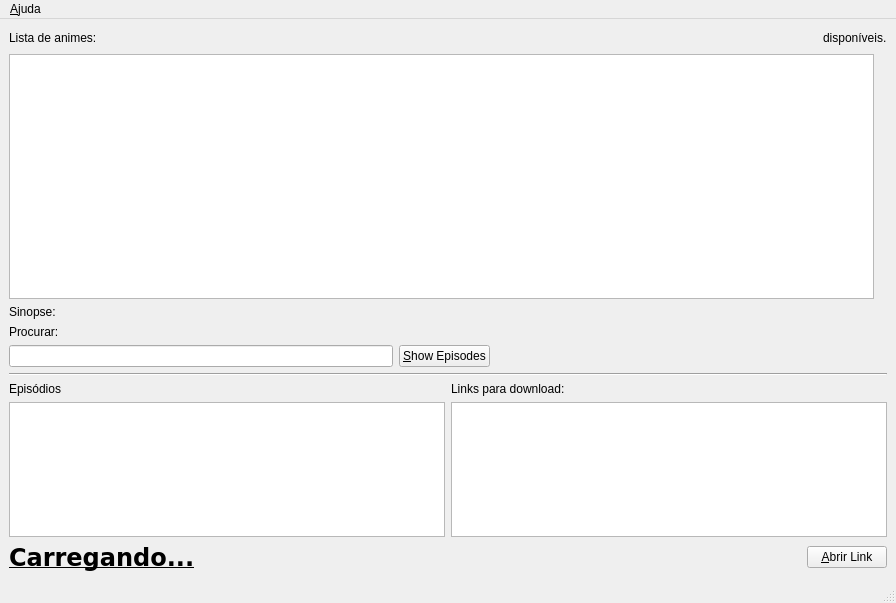
Above: series-manager/views/main.ui from ROAND/Series-Manager before the change. Below: the same form after it.
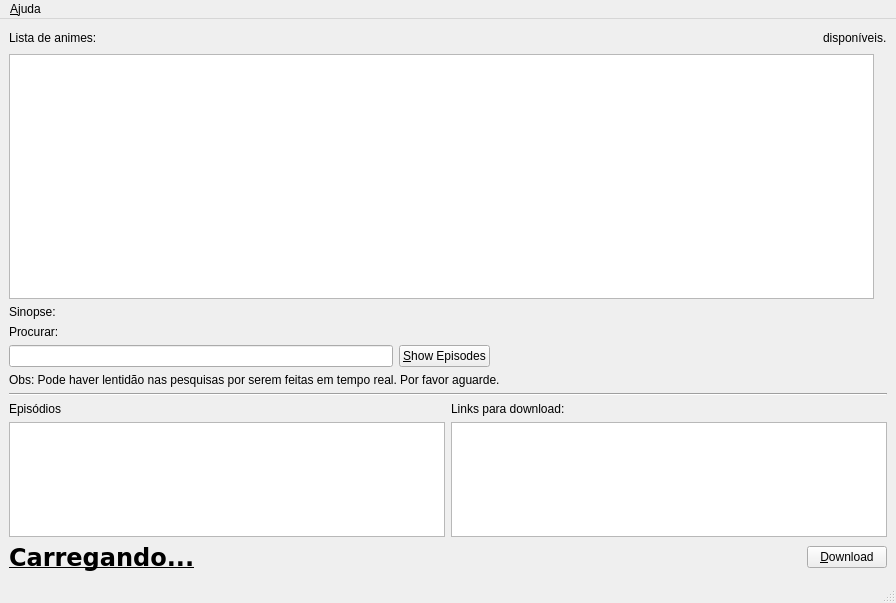
That is the form after the change. Icons and pictures are not drawn.

Commit message: Downloading while playing. Pycurl implementation, TODO: -download list

Patch:
```diff
--- a/series-manager/views/main.ui
+++ b/series-manager/views/main.ui
@@ -155,6 +155,13 @@
         </item>
        </layout>
       </item>
+      <item>
+       <widget class="QLabel" name="label_5">
+        <property name="text">
+         <string>Obs: Pode haver lentidão nas pesquisas por serem feitas em tempo real. Por favor aguarde.</string>
+        </property>
+       </widget>
+      </item>
       <item>
        <widget class="Line" name="line">
         <property name="orientation">
@@ -241,7 +248,7 @@
         <item>
          <widget class="QPushButton" name="download_button">
           <property name="text">
-           <string>&amp;Abrir Link</string>
+           <string>&amp;Download</string>
           </property>
          </widget>
         </item>
```
The commit also changes 20 other files.
